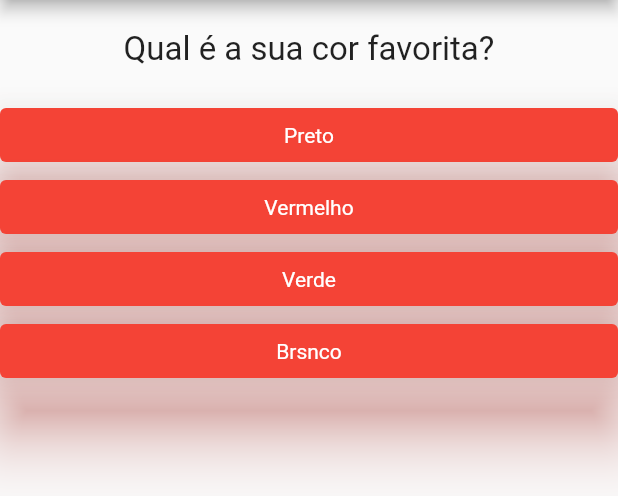
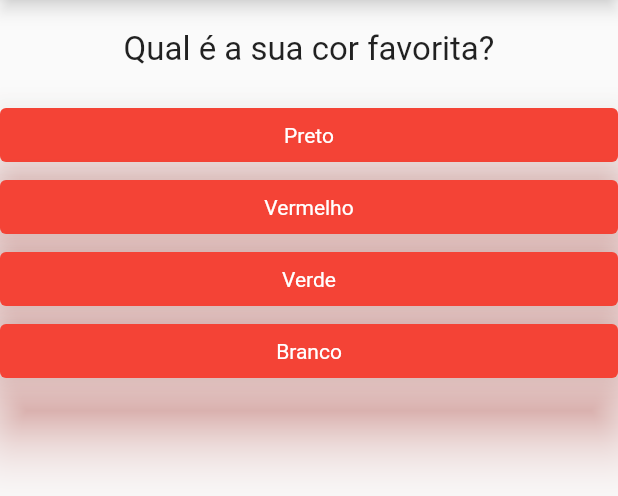
Before and after one commit to matheusAFONSECA/Flutter-UDEMY, a Flutter app: the screen it shows after launch, on a phone screen of 412 x 824 dp, the part 84-580 px from its top. Run offline on Flutter 3.47's test engine with Material 2 defaults, Android fonts, the light colour scheme and no system bars.

Commit message:
Agora vamos começar a adcionar a pontuação

```diff
--- a/projeto_perguntas/lib/main.dart
+++ b/projeto_perguntas/lib/main.dart
@@ -1,6 +1,6 @@
 import 'package:flutter/material.dart';
-import './questao.dart';
-import './resposta.dart';
+import './resultado.dart';
+import './questionario.dart';
 
 // modo 'correto' do flutter de iniciar o app
 main() => runApp(PerguntaApp());
@@ -19,19 +19,15 @@ esse atributo se torne privado.
 class _PerguntaAppState extends State<PerguntaApp> {
   var _perguntaSelecionada = 0;
 
-  void _responder() {
-    setState(() {
-      _perguntaSelecionada++;
-    });
-  }
-
-  // metodo que vai criar o widget
-  @override
-  Widget build(BuildContext context) {
-    final perguntas = [
+  final _perguntas = const [
     {
       'texto': 'Qual é a sua cor favorita?',
-        'resposta': ['Preto', 'Vermelho', 'Verde', 'Brsnco'],
+      'resposta': [
+        'Preto',
+        'Vermelho',
+        'Verde',
+        'Branco',
+      ],
     },
     {
       'texto': 'Qual é o seu animal favorito?',
@@ -43,13 +39,30 @@ class _PerguntaAppState extends State<PerguntaApp> {
     }
   ];
 
-    // fazendo uma lista de Widgets de respostas para colocarmos no botão
-    List<Widget> respostas = [];
+  void _responder() {
+    if (temPerguntaSelecionada) {
+      setState(() {
+        _perguntaSelecionada++;
+      });
+    }
+  }
 
-    for (String textoResposta
-        in perguntas[_perguntaSelecionada].cast()['resposta']) {
-      respostas.add(Resposta(textoResposta, _responder));
+  // corrigindo o erro de ter mais do que o numero de perguntas
+  bool get temPerguntaSelecionada {
+    return _perguntaSelecionada < _perguntas.length;
   }
+
+  // metodo que vai criar o widget
+  @override
+  Widget build(BuildContext context) {
+    // usando o recurso .map para fazer uma lista de Widgets
+    /*List<Widget> widgets =
+        respostas.map((t) => Resposta(t, _responder)).toList();*/
+
+    // forma "bruta" de fazer os widgets
+    /*for (String textoResposta in respostas) {
+      widgets.add(Resposta(textoResposta, _responder));
+    }*/
 
     return MaterialApp(
       home: Scaffold(
@@ -58,13 +71,15 @@ class _PerguntaAppState extends State<PerguntaApp> {
           title: Text('Perguntas'),
           backgroundColor: Colors.red,
           centerTitle: true,
+          shadowColor: Colors.white,
         ),
-        body: Column(
-          children: <Widget>[
-            Questao(perguntas[_perguntaSelecionada]['texto'].toString()),
-            ...respostas,
-          ],
-        ),
+        body: temPerguntaSelecionada
+            ? Questionario(
+                perguntas: _perguntas,
+                perguntasSelecionada: _perguntaSelecionada,
+                quandoResponder: _responder,
+              )
+            : Resultado(),
       ),
     );
   }
--- /dev/null
+++ b/projeto_perguntas/lib/questionario.dart
@@ -0,0 +1,32 @@
+import './resposta.dart';
+import './questao.dart';
+import 'package:flutter/material.dart';
+
+class Questionario extends StatelessWidget {
+  final List<Map<String, Object>> perguntas;
+  final int perguntasSelecionada;
+  final void Function() quandoResponder;
+
+  Questionario({
+    required this.perguntas,
+    required this.perguntasSelecionada,
+    required this.quandoResponder,
+  });
+
+  bool get temPerguntaSelecionada {
+    return perguntasSelecionada < perguntas.length;
+  }
+
+  @override
+  Widget build(BuildContext context) {
+    List<String> respostas = temPerguntaSelecionada
+        ? perguntas[perguntasSelecionada].cast()['resposta']
+        : [];
+    return Column(
+      children: <Widget>[
+        Questao(perguntas[perguntasSelecionada]['texto'].toString()),
+        ...respostas.map((t) => Resposta(t, quandoResponder)).toList(),
+      ],
+    );
+  }
+}
--- /dev/null
+++ b/projeto_perguntas/lib/resultado.dart
@@ -0,0 +1,18 @@
+import 'package:flutter/material.dart';
+
+class Resultado extends StatelessWidget {
+  @override
+  Widget build(BuildContext context) {
+    return Container(
+      child: const Center(
+        widthFactor: double.infinity,
+        child: Text(
+          "Parabéns!!!",
+          style: TextStyle(
+            fontSize: 35,
+          ),
+        ),
+      ),
+    );
+  }
+}
```
Lines whose indentation alone changed are shown as unchanged.
